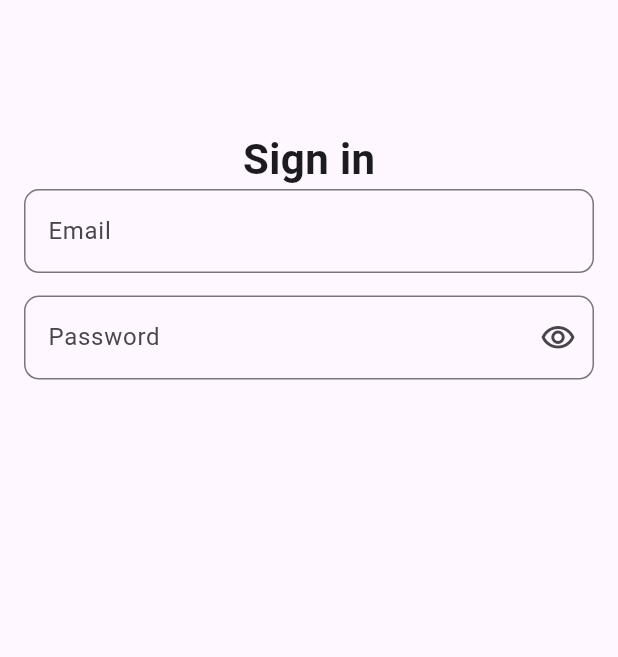
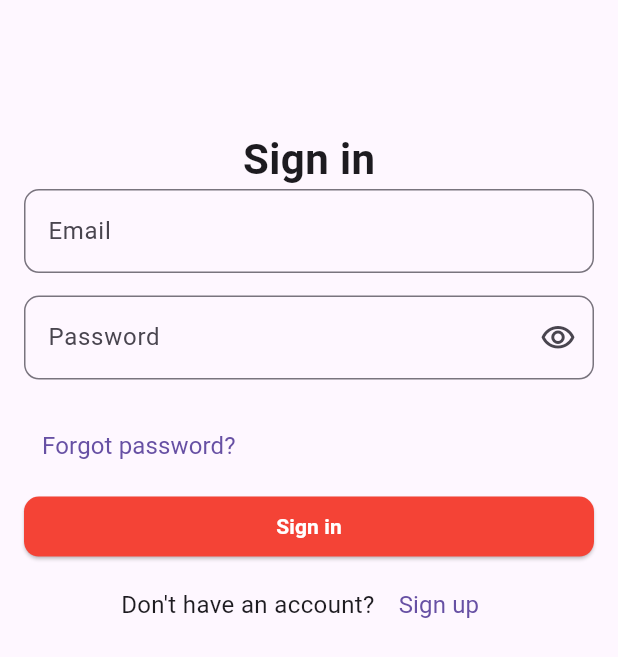
Before and after one commit to rimabenticha/noteary, a Flutter app: the screen it shows after launch, on a phone screen of 412 x 824 dp. Shown: the top 657 px of the screen. Run offline on Flutter 3.47's test engine with Material 3 defaults, Android fonts, the phone set to English and light mode, and no system bars; our stand-ins replace cloud_firestore, dartz, dio, equatable, firebase_auth, get_it and 1 more; accounts and stored records are empty.

Commit message:
added signin button and signup section

```diff
--- /dev/null
+++ b/lib/core/widgets/custom_elevated_button.dart
@@ -0,0 +1,35 @@
+import 'package:flutter/material.dart';
+import 'package:flutter_application_1/core/styles/sizes.dart';
+
+class CustomElevatedButton extends StatelessWidget {
+  const CustomElevatedButton({
+    super.key,
+    required this.backgroundColor,
+    required this.foregroundColor,
+    required this.label,
+    required this.onPressed,
+    this.width,
+    this.height,
+  });
+
+  final Color backgroundColor;
+  final Color foregroundColor;
+  final String label;
+  final void Function()? onPressed;
+  final double? width;
+  final double? height;
+
+  @override
+  Widget build(BuildContext context) {
+    return ElevatedButton(
+      style: ElevatedButton.styleFrom(
+        shape: RoundedRectangleBorder(borderRadius: kRadius10),
+        minimumSize: Size(width ?? double.infinity, height ?? 40),
+        backgroundColor: backgroundColor,
+        foregroundColor: foregroundColor,
+      ),
+      onPressed: onPressed,
+      child: Text(label, style: const TextStyle(fontWeight: FontWeight.bold)),
+    );
+  }
+}
--- a/lib/features/auth/presentation/views/widgets/sign_in_form.dart
+++ b/lib/features/auth/presentation/views/widgets/sign_in_form.dart
@@ -1,4 +1,8 @@
+import 'dart:developer';
+
 import 'package:flutter/material.dart';
+import 'package:flutter_application_1/core/styles/styles.dart';
+import 'package:flutter_application_1/core/widgets/custom_elevated_button.dart';
 import 'package:flutter_application_1/core/widgets/custom_password_text_field.dart';
 import 'package:flutter_application_1/core/widgets/custom_text_form_field.dart';
 
@@ -40,7 +44,35 @@ class _SignInFormState extends State<SignInForm> {
             hintText: 'Enter your password',
             warningText: 'Please enter your password!',
           ),
+          const SizedBox(height: 20),
 
+          Align(
+            alignment: Alignment.centerLeft,
+            child: TextButton(
+              onPressed: () {},
+              child: const Text('Forgot password?', style: Styles.textStyle16),
+            ),
+          ),
+
+          const SizedBox(height: 6),
+
+          CustomElevatedButton(
+            backgroundColor: Colors.red,
+            foregroundColor: Colors.white,
+            label: 'Sign in',
+            onPressed: () {
+              final bool isValid = _formKey.currentState!.validate();
+              if (isValid) {
+                log(_emailController.text);
+                log(_passwordController.text);
+                // TODO: add signin method
+                // context.read<AuthCubit>().signin(
+                //   email: emailController.text.trim(),
+                //   password: passwordController.text,
+                // );
+              }
+            },
+          ),
         ],
       ),
     );
--- a/lib/features/auth/presentation/views/widgets/signin_screen_body.dart
+++ b/lib/features/auth/presentation/views/widgets/signin_screen_body.dart
@@ -19,6 +19,27 @@ class SigninScreenBody extends StatelessWidget {
           ),
 
           const SignInForm(),
+
+          const SizedBox(height: 4),
+
+          Row(
+            mainAxisAlignment: MainAxisAlignment.center,
+            children: [
+              Text(
+                'Don\'t have an account?',
+                style: Styles.textStyle16.copyWith(
+                  fontWeight: FontWeight.normal,
+                ),
+              ),
+              const SizedBox(width: 4),
+              TextButton(
+                onPressed: () {
+                  // TODO: navigate to signup screen
+                },
+                child: const Text('Sign up', style: Styles.textStyle16),
+              ),
+            ],
+          ),
         ],
       ),
     );
```
